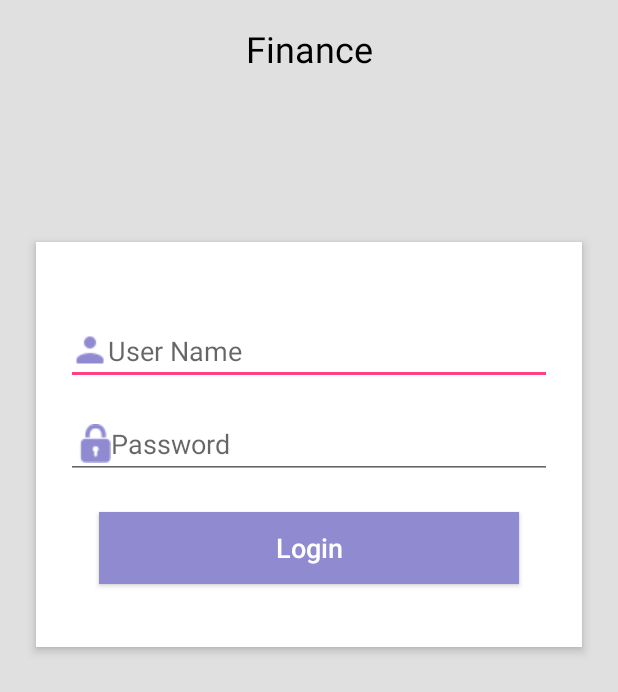
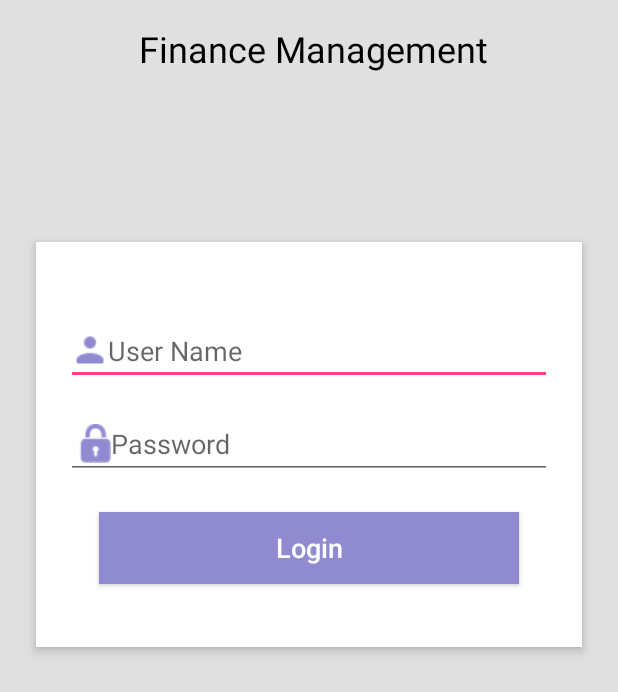
Before and after one commit to anandh51295/Finance, an Android app: the screen it shows after launch (LoginActivity), on a phone screen of 412 x 824 dp. Shown: the top 692 px of the screen. Run offline under Robolectric (Android 15) with nearby library versions, the phone set to English and light mode, and no system bars.

```diff
--- a/app/src/main/res/layout/activity_login.xml
+++ b/app/src/main/res/layout/activity_login.xml
@@ -24,7 +24,7 @@
             android:layout_marginTop="16dp"
             android:layout_marginEnd="8dp"
             android:gravity="center_horizontal"
-            android:text="Finance"
+            android:text=" Finance Management"
             android:textColor="@android:color/black"
             android:textSize="24sp"
             app:layout_constraintEnd_toEndOf="parent"
--- a/app/src/main/res/mipmap-anydpi-v26/ic_launcher.xml
+++ b/app/src/main/res/mipmap-anydpi-v26/ic_launcher.xml
@@ -1,5 +1,5 @@
 <?xml version="1.0" encoding="utf-8"?>
 <adaptive-icon xmlns:android="http://schemas.android.com/apk/res/android">
-    <background android:drawable="@drawable/ic_launcher_background" />
-    <foreground android:drawable="@drawable/ic_launcher_foreground" />
+    <background android:drawable="@color/ic_launcher_background"/>
+    <foreground android:drawable="@mipmap/ic_launcher_foreground"/>
 </adaptive-icon>
--- a/app/src/main/res/mipmap-anydpi-v26/ic_launcher_round.xml
+++ b/app/src/main/res/mipmap-anydpi-v26/ic_launcher_round.xml
@@ -1,5 +1,5 @@
 <?xml version="1.0" encoding="utf-8"?>
 <adaptive-icon xmlns:android="http://schemas.android.com/apk/res/android">
-    <background android:drawable="@drawable/ic_launcher_background" />
-    <foreground android:drawable="@drawable/ic_launcher_foreground" />
+    <background android:drawable="@color/ic_launcher_background"/>
+    <foreground android:drawable="@mipmap/ic_launcher_foreground"/>
 </adaptive-icon>
--- /dev/null
+++ b/app/src/main/res/values/ic_launcher_background.xml
@@ -0,0 +1,4 @@
+<?xml version="1.0" encoding="utf-8"?>
+<resources>
+    <color name="ic_launcher_background">#000000</color>
+</resources>
```
Also changed, not shown: app/src/main/ic_launcher-web.png (added), app/src/main/res/mipmap-hdpi/ic_launcher.png, app/src/main/res/mipmap-hdpi/ic_launcher_foreground.png (added), app/src/main/res/mipmap-hdpi/ic_launcher_round.png, app/src/main/res/mipmap-mdpi/ic_launcher.png, app/src/main/res/mipmap-mdpi/ic_launcher_foreground.png (added), app/src/main/res/mipmap-mdpi/ic_launcher_round.png, app/src/main/res/mipmap-xhdpi/ic_launcher.png, app/src/main/res/mipmap-xhdpi/ic_launcher_foreground.png (added), app/src/main/res/mipmap-xhdpi/ic_launcher_round.png, app/src/main/res/mipmap-xxhdpi/ic_launcher.png, app/src/main/res/mipmap-xxhdpi/ic_launcher_foreground.png (added), app/src/main/res/mipmap-xxhdpi/ic_launcher_round.png, app/src/main/res/mipmap-xxxhdpi/ic_launcher.png, 2 more files.
